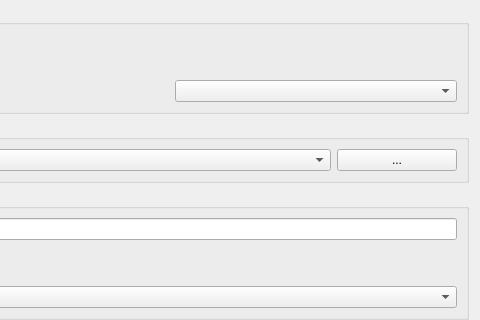
Old version of the form SIM-VICUS/src/SVPropNetworkEditWidget.ui in the repository ghorwin/SIM-VICUS; both pictures show x 136 to 616 and y 538 to 858 of the 616 by 951 pixel window.
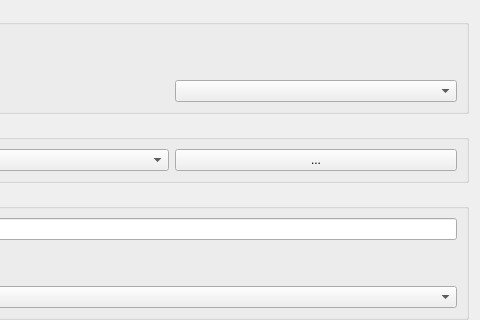
New version of the form. Custom widgets are drawn as their Qt base class.

```diff
--- a/SIM-VICUS/src/SVPropNetworkEditWidget.ui
+++ b/SIM-VICUS/src/SVPropNetworkEditWidget.ui
@@ -440,7 +440,7 @@
        <widget class="QPushButton" name="pushButtonEditComponents">
         <property name="maximumSize">
          <size>
-          <width>120</width>
+          <width>16777215</width>
           <height>16777215</height>
          </size>
         </property>
```
